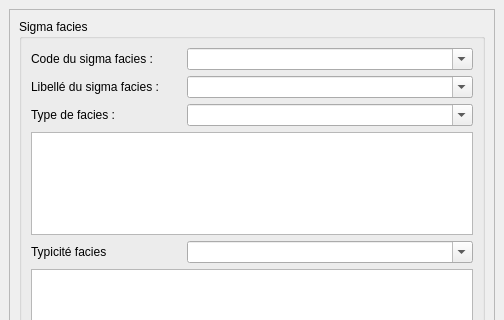
This is src/ui/form_sigmaf_cat.ui in IGNF/saisie_carhab as Qt 5 draws it before an edit; both pictures show x 0 to 504 and y 0 to 320 of the 504 by 810 pixel window. The edited form follows.
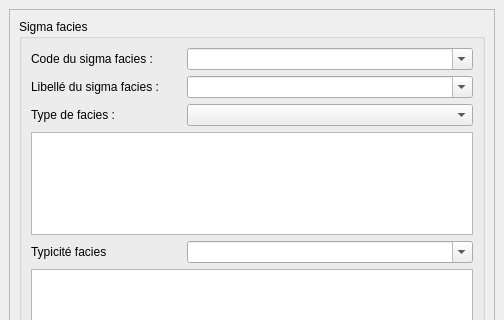
This is the edited form.

Commit message: tickets 210 et 211 : séparer selection de code hic et de label hic et rendre liste "type de facies" non éditable

What changed in the file:
```diff
--- a/src/ui/form_sigmaf_cat.ui
+++ b/src/ui/form_sigmaf_cat.ui
@@ -100,6 +100,9 @@
            </item>
            <item row="6" column="1">
             <widget class="QComboBox" name="typ_facies">
+             <property name="enabled">
+              <bool>true</bool>
+             </property>
              <property name="sizePolicy">
               <sizepolicy hsizetype="MinimumExpanding" vsizetype="Fixed">
                <horstretch>0</horstretch>
@@ -107,7 +110,7 @@
               </sizepolicy>
              </property>
              <property name="editable">
-              <bool>true</bool>
+              <bool>false</bool>
              </property>
              <property name="sizeAdjustPolicy">
               <enum>QComboBox::AdjustToMinimumContentsLength</enum>
```
The commit also changes 6 other files.
